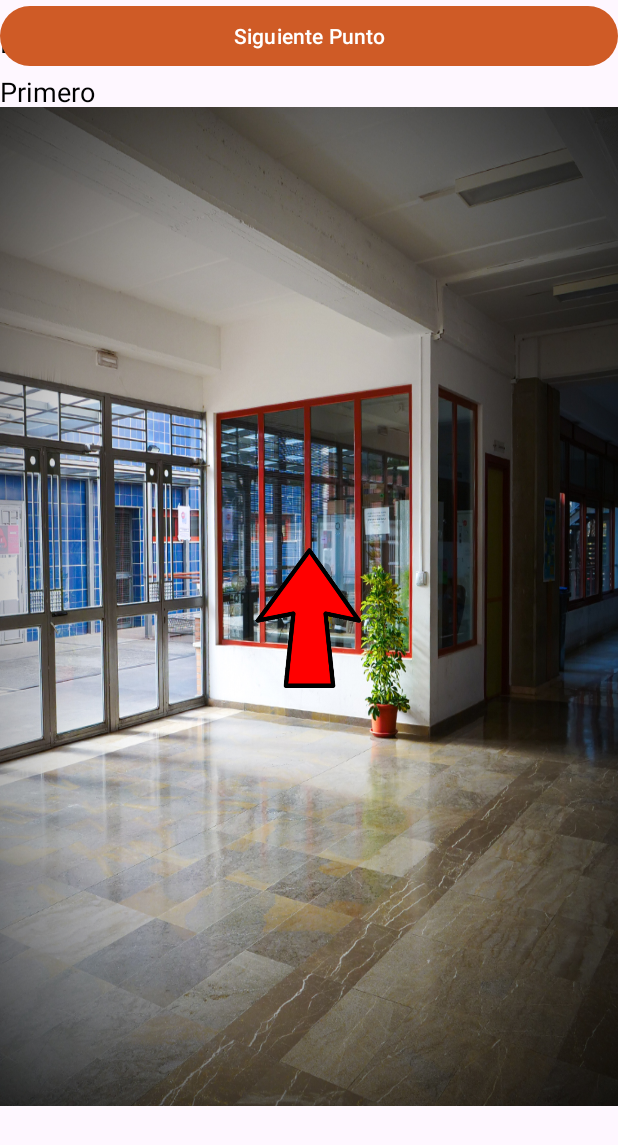
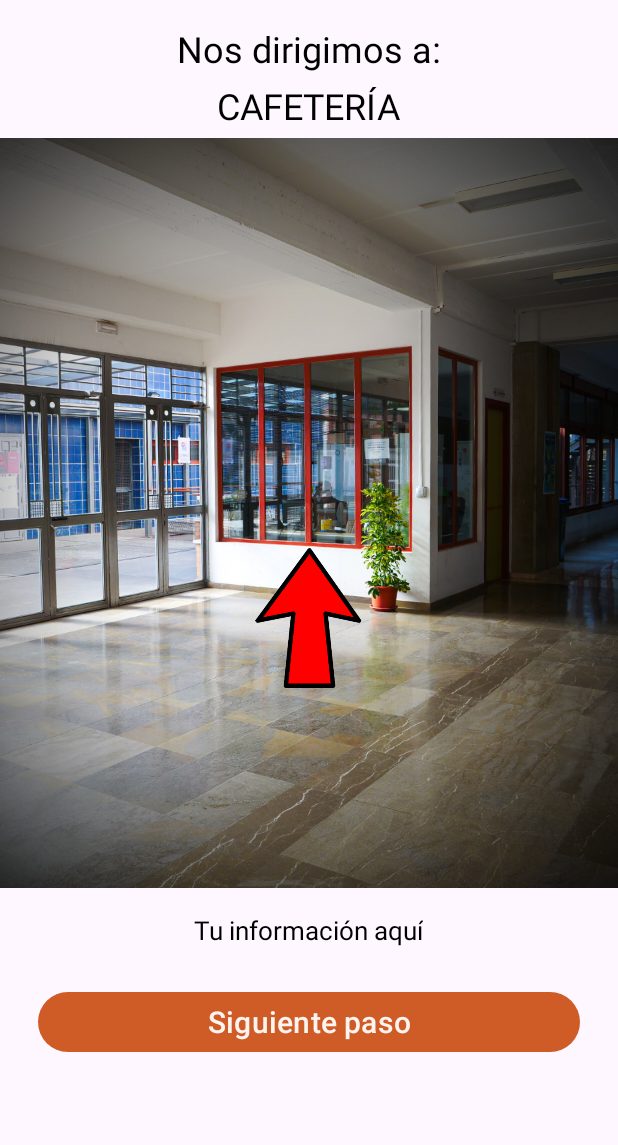
Before and after one commit to AlejandroNieto-DAM/ANDROID_NPI_APP, an Android app: the MenuActivity screen opened directly, with no data from a screen before it, after a tap on "Brujula", on a phone screen of 412 x 824 dp. Shown: the top 1145 px of the screen. Run offline under Robolectric (Android 15) with nearby library versions, the phone set to English and light mode, and no system bars; pictures from the network do not load; 2 statements that could not run were skipped.

Commit message:
Redireccion a la brujula desde el carousel

```diff
--- a/app/src/main/java/com/example/java_npi/CompassActivity.java
+++ b/app/src/main/java/com/example/java_npi/CompassActivity.java
@@ -34,6 +34,8 @@ public class CompassActivity extends AppCompatActivity implements SensorEventLis
 
     private ImageView compassImageView;
     private TextView directionTextView;
+    private TextView site;
+
     private SensorManager sensorManager;
     private Sensor accelerometer;
     private Sensor magnetometer;
@@ -50,7 +52,7 @@ public class CompassActivity extends AppCompatActivity implements SensorEventLis
     private static final float MIN_ANGLE_CHANGE = 5.0f;
     private float lastAzimuth = 0;
 
-    ArrayList<Nodo> caminoASeguir;
+    private ArrayList<Nodo> caminoASeguir;
     private int posCamino = 0;
 
     Button nextStep;
@@ -59,42 +61,16 @@ public class CompassActivity extends AppCompatActivity implements SensorEventLis
         super.onCreate(savedInstanceState);
         setContentView(R.layout.compass_layout);
 
-        caminoASeguir = new ArrayList<Nodo>();
+        //caminoASeguir = new ArrayList<Nodo>();
 
+
+        site = findViewById(R.id.siteText);
+        site.setText(Locations.selectedSite);
         compassImageView = findViewById(R.id.brujulaImageView);
-        directionTextView = findViewById(R.id.edificioTextView);
+        directionTextView = findViewById(R.id.infoTextView);
         nextStep = findViewById(R.id.btn_step);
 
-        Nodo poste = new Nodo();
-        poste.x = 37.18576407755739;
-        poste.y = -3.602952272146702;
-        poste.padre = null;
-        poste.info = "Primero";
-
-
-        Nodo sigPoste = new Nodo();
-        sigPoste.x =  37.18586919111526;
-        sigPoste.y = -3.602767556754583;
-        sigPoste.padre = poste;
-        sigPoste.info = "Segundo";
-
-
-        Nodo izq = new Nodo();
-        izq.x = 37.18613547814048;
-        izq.y = -3.6030050479730225;
-        izq.padre = sigPoste;
-        izq.info = "Tercero";
-
-        Nodo der = new Nodo();
-        der.x = 37.18546275121396;
-        der.y = -3.602420115897977;
-        der.padre = izq;
-        der.info = "Final!!";
-
-        caminoASeguir.add(poste);
-        caminoASeguir.add(sigPoste);
-        caminoASeguir.add(izq);
-        caminoASeguir.add(der);
+        caminoASeguir = Locations.generarCamino;
 
         anglePos = calculateAngle(caminoASeguir.get(posCamino), caminoASeguir.get(posCamino + 1));
         directionTextView.setText(caminoASeguir.get(posCamino).info);
@@ -118,6 +94,8 @@ public class CompassActivity extends AppCompatActivity implements SensorEventLis
                     posCamino+=1;
                     anglePos = calculateAngle(caminoASeguir.get(posCamino), caminoASeguir.get(posCamino + 1));
                     directionTextView.setText(caminoASeguir.get(posCamino).info);
+                } else if (posCamino == caminoASeguir.size() - 2) {
+                    directionTextView.setText(caminoASeguir.get(posCamino + 1).info);
                 }
             }
         });
@@ -162,7 +140,6 @@ public class CompassActivity extends AppCompatActivity implements SensorEventLis
 
             compassImageView.startAnimation(rotateAnimation);
 
-
             if (anglePos > 0 && anglePos < 90)
                 currentDegree = (-azimuth - (int) anglePos) % 360;
             if (anglePos > 90 && anglePos < 180)
--- a/app/src/main/res/layout/compass_layout.xml
+++ b/app/src/main/res/layout/compass_layout.xml
@@ -3,40 +3,38 @@
     xmlns:tools="http://schemas.android.com/tools"
     android:layout_width="match_parent"
     android:layout_height="match_parent"
-    tools:context=".MainActivity">
+    tools:context=".MainActivity"
+    >
 
     <TextView
         android:id="@+id/titleTextView"
         android:layout_width="wrap_content"
         android:layout_height="wrap_content"
         android:layout_marginTop="16dp"
-        android:text="Estás mirando hacia:"
-        android:textSize="18sp"
-        android:textColor="#000000"
-        android:layout_alignParentStart="true"
-        android:layout_alignParentLeft="true"
-        android:layout_alignParentTop="true"/>
+        android:text="Nos dirigimos a:"
+        android:textSize="24sp"
+        android:textColor="@color/black"
+        android:layout_centerHorizontal="true" />
 
     <TextView
-        android:id="@+id/edificioTextView"
+        android:id="@+id/siteText"
         android:layout_width="wrap_content"
         android:layout_height="wrap_content"
-        android:layout_below="@id/titleTextView"
-        android:layout_marginTop="8dp"
-        android:text=""
-        android:textSize="18sp"
-        android:textColor="#000000"
-        android:layout_alignParentStart="true"
-        android:layout_alignParentLeft="true"/>
+        android:layout_below="@+id/titleTextView"
+        android:layout_centerHorizontal="true"
+        android:layout_marginStart="5dp"
+        android:layout_marginTop="5dp"
+        android:layout_marginEnd="5dp"
+        android:layout_marginBottom="5dp"
+        android:text="sitio"
+        android:textColor="@color/black"
+        android:textSize="24sp" />
 
     <ImageView
         android:id="@+id/planoImageView"
         android:layout_width="match_parent"
-        android:layout_height="621dp"
-        android:layout_above="@+id/brujulaImageView"
-        android:layout_below="@id/edificioTextView"
-        android:layout_marginTop="-2dp"
-        android:layout_marginBottom="-372dp"
+        android:layout_height="500dp"
+        android:layout_below="@+id/siteText"
         android:scaleType="fitXY"
         android:src="@drawable/conserjeria" />
 
@@ -47,11 +45,27 @@
         android:layout_centerInParent="true"
         android:src="@drawable/arrow" />
 
+    <TextView
+        android:id="@+id/infoTextView"
+        android:layout_width="wrap_content"
+        android:layout_height="wrap_content"
+        android:layout_below="@+id/planoImageView"
+        android:layout_marginTop="16dp"
+        android:text="Tu información aquí"
+        android:textSize="17dp"
+        android:textColor="@color/black"
+        android:layout_centerHorizontal="true" />
+
     <Button
+        android:id="@+id/btn_step"
         android:layout_width="match_parent"
         android:layout_height="wrap_content"
-        android:text="Siguiente Punto"
-        android:id="@+id/btn_step"/>
-
+        android:layout_below="@id/infoTextView"
+        android:layout_marginTop="16dp"
+        android:text="Siguiente paso"
+        android:textSize="20dp"
+        android:textColor="@color/otro_blanco"
+        android:layout_margin="25dp"
+        android:layout_centerHorizontal="true" />
 
 </RelativeLayout>
--- a/app/src/main/res/layout/menu_layout.xml
+++ b/app/src/main/res/layout/menu_layout.xml
@@ -20,6 +20,7 @@
                 android:layout_width="match_parent"
                 android:layout_height="wrap_content"
                 android:text="Bienvenido!"
+                android:layout_marginTop="15dp"
                 app:layout_constraintTop_toTopOf="parent"
                 app:layout_constraintStart_toStartOf="parent"
                 app:layout_constraintEnd_toEndOf="parent"
```
Also changed, not shown: app/src/main/java/com/example/java_npi/CarouselItemFragment.java (+74 -0 lines), app/src/main/java/com/example/java_npi/Locations.java (+8 -0 lines), app/src/main/res/layout/content_fragment.xml (+30 -14 lines).
